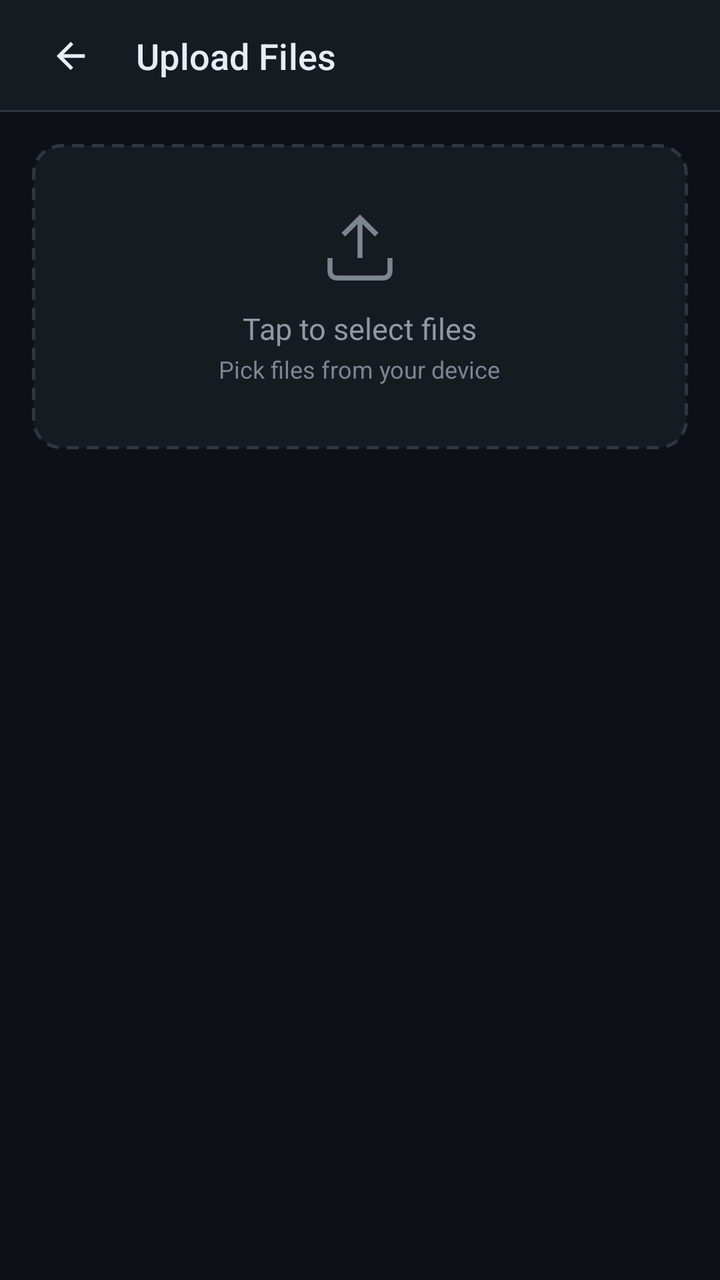
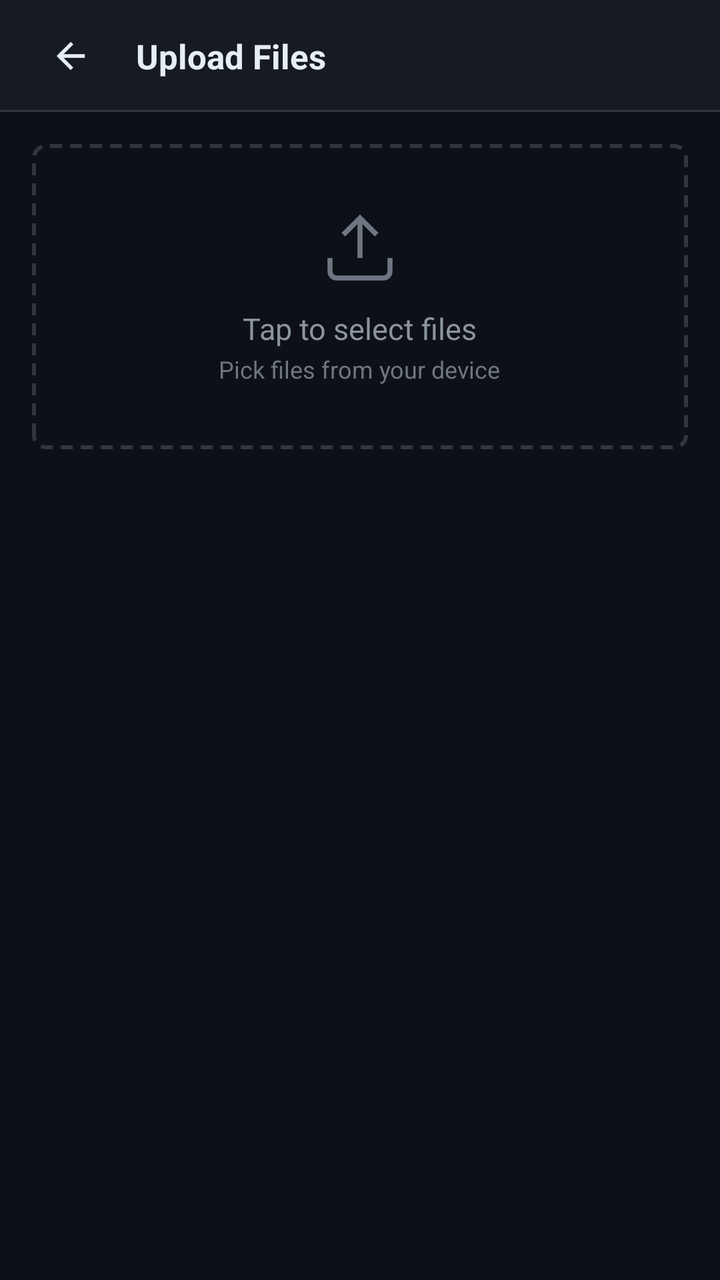

Compare the two renders of this Android layout. The source of the first and the diff that turns it into the second are given below.
<!-- AndroidManifest.xml: application theme Theme.ReleaseManager -->
<!-- res/layout/screen_upload.xml -->
<?xml version="1.0" encoding="utf-8"?>
<LinearLayout xmlns:android="http://schemas.android.com/apk/res/android"
    xmlns:app="http://schemas.android.com/apk/res-auto"
    android:id="@+id/screenUpload"
    android:layout_width="match_parent"
    android:layout_height="match_parent"
    android:background="@color/bg"
    android:orientation="vertical">

    <LinearLayout
        android:layout_width="match_parent"
        android:layout_height="56dp"
        android:background="@drawable/bg_topbar"
        android:gravity="center_vertical"
        android:orientation="horizontal"
        android:paddingStart="16dp"
        android:paddingEnd="16dp">

        <ImageButton
            android:id="@+id/btnBack"
            style="@style/App.IconButton"
            android:layout_width="40dp"
            android:layout_height="40dp"
            android:contentDescription="Back"
            android:src="@drawable/ic_arrow_back" />

        <TextView
            android:id="@+id/textTitle"
            style="@style/App.TopbarTitle"
            android:layout_width="0dp"
            android:layout_height="wrap_content"
            android:layout_marginStart="12dp"
            android:layout_weight="1"
            android:text="Upload Files" />
    </LinearLayout>

    <ScrollView
        android:layout_width="match_parent"
        android:layout_height="0dp"
        android:layout_weight="1">

        <LinearLayout
            android:layout_width="match_parent"
            android:layout_height="wrap_content"
            android:orientation="vertical"
            android:padding="16dp">

            <LinearLayout
                android:id="@+id/dropZone"
                android:layout_width="match_parent"
                android:layout_height="wrap_content"
                android:layout_marginBottom="16dp"
                android:background="@drawable/bg_upload_zone"
                android:clickable="true"
                android:focusable="true"
                android:gravity="center"
                android:orientation="vertical"
                android:paddingStart="20dp"
                android:paddingTop="32dp"
                android:paddingEnd="20dp"
                android:paddingBottom="32dp">

                <ImageView
                    android:layout_width="40dp"
                    android:layout_height="40dp"
                    android:layout_marginBottom="10dp"
                    android:importantForAccessibility="no"
                    android:src="@drawable/ic_upload_zone"
                    android:tint="@color/text_dim" />

                <TextView
                    android:id="@+id/textZone"
                    android:layout_width="wrap_content"
                    android:layout_height="wrap_content"
                    android:text="Tap to select files"
                    android:textColor="@color/text_muted"
                    android:textSize="15sp" />

                <TextView
                    android:id="@+id/textZoneSub"
                    android:layout_width="wrap_content"
                    android:layout_height="wrap_content"
                    android:layout_marginTop="2dp"
                    android:text="Pick files from your device"
                    android:textColor="@color/text_dim"
                    android:textSize="12sp" />
            </LinearLayout>

            <LinearLayout
                android:id="@+id/fileListContainer"
                android:layout_width="match_parent"
                android:layout_height="wrap_content"
                android:layout_marginBottom="16dp"
                android:orientation="vertical"
                android:visibility="gone" />

            <LinearLayout
                android:id="@+id/progressGroup"
                android:layout_width="match_parent"
                android:layout_height="wrap_content"
                android:orientation="vertical"
                android:visibility="gone">

                <LinearLayout
                    android:layout_width="match_parent"
                    android:layout_height="wrap_content"
                    android:layout_marginBottom="16dp"
                    android:background="@drawable/bg_card"
                    android:orientation="vertical"
                    android:padding="16dp">

                    <LinearLayout
                        android:layout_width="match_parent"
                        android:layout_height="wrap_content"
                        android:layout_marginBottom="12dp"
                        android:gravity="center_vertical"
                        android:orientation="horizontal">

                        <TextView
                            android:id="@+id/textProgressLabel1"
                            android:layout_width="0dp"
                            android:layout_height="wrap_content"
                            android:layout_weight="1"
                            android:ellipsize="end"
                            android:maxLines="2"
                            android:text="Reading files"
                            android:textColor="@color/text_muted"
                            android:textSize="13sp" />

                        <TextView
                            android:id="@+id/textProgressPercent"
                            android:layout_width="wrap_content"
                            android:layout_height="wrap_content"
                            android:layout_marginStart="12dp"
                            android:fontFamily="sans-serif-medium"
                            android:textColor="@color/accent"
                            android:textSize="14sp" />
                    </LinearLayout>

                    <ProgressBar
                        android:id="@+id/progress1"
                        style="?android:attr/progressBarStyleHorizontal"
                        android:layout_width="match_parent"
                        android:layout_height="6dp"
                        android:indeterminateTint="@color/brand_end"
                        android:indeterminateTintMode="src_in"
                        android:max="100"
                        android:progressDrawable="@drawable/progress_bar" />
                </LinearLayout>

                <TextView
                    android:id="@+id/textProgressLabel2"
                    android:layout_width="match_parent"
                    android:layout_height="wrap_content"
                    android:layout_marginBottom="6dp"
                    android:text="Uploading to GitHub"
                    android:textColor="@color/text_dim"
                    android:textSize="12sp"
                    android:visibility="gone" />

                <ProgressBar
                    android:id="@+id/progress2"
                    style="?android:attr/progressBarStyleHorizontal"
                    android:layout_width="match_parent"
                    android:layout_height="4dp"
                    android:layout_marginBottom="16dp"
                    android:max="100"
                    android:progressDrawable="@drawable/progress_bar_success"
                    android:visibility="gone" />
            </LinearLayout>

            <LinearLayout
                android:id="@+id/commitWrap"
                android:layout_width="match_parent"
                android:layout_height="wrap_content"
                android:background="@drawable/bg_divider_top"
                android:orientation="vertical"
                android:paddingTop="17dp"
                android:visibility="gone">

                <TextView
                    style="@style/App.FieldLabel"
                    android:layout_width="match_parent"
                    android:layout_height="wrap_content"
                    android:layout_marginBottom="6dp"
                    android:text="Commit message" />

                <EditText
                    android:id="@+id/inputCommitMsg"
                    style="@style/App.Input"
                    android:layout_width="match_parent"
                    android:layout_height="wrap_content"
                    android:importantForAutofill="no"
                    android:inputType="text"
                    android:singleLine="true" />
            </LinearLayout>

            <com.google.android.material.button.MaterialButton
                android:id="@+id/btnDoUpload"
                style="@style/Widget.App.Button"
                android:layout_width="match_parent"
                android:layout_height="wrap_content"
                android:layout_marginTop="16dp"
                android:text="Upload"
                android:visibility="gone"
                app:icon="@drawable/ic_upload" />
        </LinearLayout>
    </ScrollView>
</LinearLayout>
<!-- resources referenced by this layout -->
<resources>
  <color name="accent">#C9D1D9</color>
  <color name="brand_end">#3FB950</color>
  <color name="text_dim">#7D8590</color>
  <color name="text_muted">#9198A1</color>
  <!-- drawable bg_card (drawable) -->
  <?xml version="1.0" encoding="utf-8"?>
  <shape xmlns:android="http://schemas.android.com/apk/res/android" android:shape="rectangle">
      <solid android:color="@color/surface" />
      <stroke android:width="1dp" android:color="@color/border" />
      <corners android:radius="18dp" />
  </shape>
  <!-- drawable bg_upload_zone (drawable) -->
  <?xml version="1.0" encoding="utf-8"?>
  <shape xmlns:android="http://schemas.android.com/apk/res/android"
      android:shape="rectangle">
      <solid android:color="@color/surface" />
      <stroke
          android:width="1.5dp"
          android:color="@color/border"
          android:dashWidth="6dp"
          android:dashGap="4dp" />
      <corners android:radius="14dp" />
  </shape>
  <!-- drawable progress_bar (drawable) -->
  <?xml version="1.0" encoding="utf-8"?>
  <layer-list xmlns:android="http://schemas.android.com/apk/res/android">
      <item android:id="@android:id/background">
          <shape android:shape="rectangle">
              <solid android:color="@color/border" />
              <corners android:radius="6dp" />
          </shape>
      </item>
      <item android:id="@android:id/progress">
          <clip>
              <shape android:shape="rectangle">
                  <gradient
                      android:angle="0"
                      android:endColor="@color/brand_end"
                      android:startColor="@color/brand_start" />
                  <corners android:radius="6dp" />
              </shape>
          </clip>
      </item>
  </layer-list>
  <!-- drawable progress_bar_success (drawable) -->
  <?xml version="1.0" encoding="utf-8"?>
  <layer-list xmlns:android="http://schemas.android.com/apk/res/android">
      <item android:id="@android:id/background">
          <shape android:shape="rectangle">
              <solid android:color="@color/border" />
              <corners android:radius="4dp" />
          </shape>
      </item>
      <item android:id="@android:id/progress">
          <clip>
              <shape android:shape="rectangle">
                  <solid android:color="@color/success" />
                  <corners android:radius="4dp" />
              </shape>
          </clip>
      </item>
  </layer-list>
  <style name="App.FieldLabel" parent="">
          <item name="android:textColor">@color/text_muted</item>
          <item name="android:textSize">13sp</item>
          <item name="android:fontFamily">sans-serif-medium</item>
          <item name="android:letterSpacing">0.01</item>
      </style>
  <style name="App.Input" parent="">
          <item name="android:background">@drawable/bg_input</item>
          <item name="android:paddingStart">14dp</item>
          <item name="android:paddingEnd">14dp</item>
          <item name="android:paddingTop">12dp</item>
          <item name="android:paddingBottom">12dp</item>
          <item name="android:textColor">@color/text_primary</item>
          <item name="android:textColorHint">@color/text_dim</item>
          <item name="android:textSize">15sp</item>
      </style>
  <style name="App.TopbarTitle" parent="">
          <item name="android:textColor">@color/text_primary</item>
          <item name="android:textSize">18sp</item>
          <item name="android:fontFamily">sans-serif-medium</item>
          <item name="android:letterSpacing">0.005</item>
          <item name="android:singleLine">true</item>
          <item name="android:ellipsize">end</item>
      </style>
  <style name="Widget.App.Button" parent="Widget.MaterialComponents.Button">
          <item name="android:textAllCaps">false</item>
          <item name="android:textSize">15sp</item>
          <item name="android:fontFamily">sans-serif-medium</item>
          <item name="android:letterSpacing">0</item>
          <item name="android:textColor">@color/white</item>
          <item name="android:minHeight">48dp</item>
          <item name="android:insetTop">0dp</item>
          <item name="android:insetBottom">0dp</item>
          <item name="android:paddingStart">20dp</item>
          <item name="android:paddingEnd">20dp</item>
          <item name="backgroundTint">@color/accent_emphasis</item>
          <item name="rippleColor">@color/accent_pressed</item>
          <item name="cornerRadius">12dp</item>
          <item name="iconTint">@color/white</item>
          <item name="iconGravity">textStart</item>
          <item name="iconPadding">6dp</item>
          <item name="iconSize">18dp</item>
      </style>
  <style name="Theme.ReleaseManager" parent="Theme.MaterialComponents.NoActionBar">
          <item name="colorPrimary">@color/accent</item>
          <item name="colorPrimaryVariant">@color/accent</item>
          <item name="colorOnPrimary">@color/bg</item>
          <item name="colorSecondary">@color/success</item>
          <item name="colorOnSecondary">@color/white</item>
          <item name="colorSurface">@color/surface</item>
          <item name="colorOnSurface">@color/text_primary</item>
          <item name="colorError">@color/danger</item>
  
          
          <item name="colorAccent">@color/accent</item>
          <item name="colorControlActivated">@color/accent</item>
          <item name="colorControlNormal">@color/text_muted</item>
          <item name="colorControlHighlight">@color/border</item>
          <item name="colorBackgroundFloating">@color/surface</item>
  
          <item name="android:textColorPrimary">@color/text_primary</item>
          <item name="android:textColorSecondary">@color/text_muted</item>
          <item name="android:textColorHint">@color/text_dim</item>
          <item name="android:colorBackground">@color/bg</item>
  
          
          <item name="android:statusBarColor">@color/surface</item>
          <item name="android:navigationBarColor">@color/bg</item>
          <item name="android:windowBackground">@color/bg</item>
          <item name="android:windowLightStatusBar">false</item>
  
          <item name="materialButtonStyle">@style/Widget.App.Button</item>
      </style>
  <color name="brand_start">#238636</color>
  <!-- drawable bg_icon_btn (drawable) -->
  <?xml version="1.0" encoding="utf-8"?>
  <ripple xmlns:android="http://schemas.android.com/apk/res/android"
      android:color="@color/border">
      <item android:id="@android:id/mask">
          <shape android:shape="rectangle">
              <solid android:color="@color/white" />
              <corners android:radius="12dp" />
          </shape>
      </item>
  </ripple>
  <!-- drawable bg_input (drawable) -->
  <?xml version="1.0" encoding="utf-8"?>
  <selector xmlns:android="http://schemas.android.com/apk/res/android">
      <item android:state_focused="true">
          <shape android:shape="rectangle">
              <solid android:color="@color/surface" />
              <stroke android:width="1dp" android:color="@color/accent" />
              <corners android:radius="10dp" />
          </shape>
      </item>
      <item>
          <shape android:shape="rectangle">
              <solid android:color="@color/surface" />
              <stroke android:width="1dp" android:color="@color/border" />
              <corners android:radius="10dp" />
          </shape>
      </item>
  </selector>
  <color name="accent_emphasis">#238636</color>
  <color name="accent_pressed">#2EA043</color>
  <!-- unchanged entries left out for length: 13 -->
</resources>

<!-- the commit's change to res/layout/screen_upload.xml (unified diff, before → after) -->
@@ -101,52 +101,23 @@
                 android:orientation="vertical"
                 android:visibility="gone">
 
-                <LinearLayout
+                <TextView
+                    android:id="@+id/textProgressLabel1"
                     android:layout_width="match_parent"
                     android:layout_height="wrap_content"
+                    android:layout_marginBottom="6dp"
+                    android:text="Reading files"
+                    android:textColor="@color/text_dim"
+                    android:textSize="12sp" />
+
+                <ProgressBar
+                    android:id="@+id/progress1"
+                    style="?android:attr/progressBarStyleHorizontal"
+                    android:layout_width="match_parent"
+                    android:layout_height="4dp"
                     android:layout_marginBottom="16dp"
-                    android:background="@drawable/bg_card"
-                    android:orientation="vertical"
-                    android:padding="16dp">
-
-                    <LinearLayout
-                        android:layout_width="match_parent"
-                        android:layout_height="wrap_content"
-                        android:layout_marginBottom="12dp"
-                        android:gravity="center_vertical"
-                        android:orientation="horizontal">
-
-                        <TextView
-                            android:id="@+id/textProgressLabel1"
-                            android:layout_width="0dp"
-                            android:layout_height="wrap_content"
-                            android:layout_weight="1"
-                            android:ellipsize="end"
-                            android:maxLines="2"
-                            android:text="Reading files"
-                            android:textColor="@color/text_muted"
-                            android:textSize="13sp" />
-
-                        <TextView
-                            android:id="@+id/textProgressPercent"
-                            android:layout_width="wrap_content"
-                            android:layout_height="wrap_content"
-                            android:layout_marginStart="12dp"
-                            android:fontFamily="sans-serif-medium"
-                            android:textColor="@color/accent"
-                            android:textSize="14sp" />
-                    </LinearLayout>
-
-                    <ProgressBar
-                        android:id="@+id/progress1"
-                        style="?android:attr/progressBarStyleHorizontal"
-                        android:layout_width="match_parent"
-                        android:layout_height="6dp"
-                        android:indeterminateTint="@color/brand_end"
-                        android:indeterminateTintMode="src_in"
-                        android:max="100"
-                        android:progressDrawable="@drawable/progress_bar" />
-                </LinearLayout>
+                    android:max="100"
+                    android:progressDrawable="@drawable/progress_bar" />
 
                 <TextView
                     android:id="@+id/textProgressLabel2"
<!-- resource entries referenced after the edit -->
@@ -1,27 +1,19 @@
 <!-- resources referenced by this layout -->
 <resources>
-  <color name="accent">#C9D1D9</color>
-  <color name="brand_end">#3FB950</color>
-  <color name="text_dim">#7D8590</color>
-  <color name="text_muted">#9198A1</color>
-  <!-- drawable bg_card (drawable) -->
-  <?xml version="1.0" encoding="utf-8"?>
-  <shape xmlns:android="http://schemas.android.com/apk/res/android" android:shape="rectangle">
-      <solid android:color="@color/surface" />
-      <stroke android:width="1dp" android:color="@color/border" />
-      <corners android:radius="18dp" />
-  </shape>
+  <color name="accent">#58A6FF</color>
+  <color name="text_dim">#6E7681</color>
+  <color name="text_muted">#8B949E</color>
   <!-- drawable bg_upload_zone (drawable) -->
   <?xml version="1.0" encoding="utf-8"?>
   <shape xmlns:android="http://schemas.android.com/apk/res/android"
       android:shape="rectangle">
-      <solid android:color="@color/surface" />
+      <solid android:color="@color/transparent" />
       <stroke
-          android:width="1.5dp"
+          android:width="2dp"
           android:color="@color/border"
           android:dashWidth="6dp"
           android:dashGap="4dp" />
-      <corners android:radius="14dp" />
+      <corners android:radius="6dp" />
   </shape>
   <!-- drawable progress_bar (drawable) -->
   <?xml version="1.0" encoding="utf-8"?>
@@ -29,17 +21,14 @@
       <item android:id="@android:id/background">
           <shape android:shape="rectangle">
               <solid android:color="@color/border" />
-              <corners android:radius="6dp" />
+              <corners android:radius="2dp" />
           </shape>
       </item>
       <item android:id="@android:id/progress">
           <clip>
               <shape android:shape="rectangle">
-                  <gradient
-                      android:angle="0"
-                      android:endColor="@color/brand_end"
-                      android:startColor="@color/brand_start" />
-                  <corners android:radius="6dp" />
+                  <solid android:color="@color/accent" />
+                  <corners android:radius="2dp" />
               </shape>
           </clip>
       </item>
@@ -50,14 +39,14 @@
       <item android:id="@android:id/background">
           <shape android:shape="rectangle">
               <solid android:color="@color/border" />
-              <corners android:radius="4dp" />
+              <corners android:radius="2dp" />
           </shape>
       </item>
       <item android:id="@android:id/progress">
           <clip>
               <shape android:shape="rectangle">
                   <solid android:color="@color/success" />
-                  <corners android:radius="4dp" />
+                  <corners android:radius="2dp" />
               </shape>
           </clip>
       </item>
@@ -66,23 +55,21 @@
           <item name="android:textColor">@color/text_muted</item>
           <item name="android:textSize">13sp</item>
           <item name="android:fontFamily">sans-serif-medium</item>
-          <item name="android:letterSpacing">0.01</item>
       </style>
   <style name="App.Input" parent="">
           <item name="android:background">@drawable/bg_input</item>
           <item name="android:paddingStart">14dp</item>
           <item name="android:paddingEnd">14dp</item>
-          <item name="android:paddingTop">12dp</item>
-          <item name="android:paddingBottom">12dp</item>
+          <item name="android:paddingTop">10dp</item>
+          <item name="android:paddingBottom">10dp</item>
           <item name="android:textColor">@color/text_primary</item>
           <item name="android:textColorHint">@color/text_dim</item>
           <item name="android:textSize">15sp</item>
       </style>
   <style name="App.TopbarTitle" parent="">
           <item name="android:textColor">@color/text_primary</item>
-          <item name="android:textSize">18sp</item>
-          <item name="android:fontFamily">sans-serif-medium</item>
-          <item name="android:letterSpacing">0.005</item>
+          <item name="android:textSize">17sp</item>
+          <item name="android:textStyle">bold</item>
           <item name="android:singleLine">true</item>
           <item name="android:ellipsize">end</item>
       </style>
@@ -92,14 +79,13 @@
           <item name="android:fontFamily">sans-serif-medium</item>
           <item name="android:letterSpacing">0</item>
           <item name="android:textColor">@color/white</item>
-          <item name="android:minHeight">48dp</item>
+          <item name="android:minHeight">44dp</item>
           <item name="android:insetTop">0dp</item>
           <item name="android:insetBottom">0dp</item>
           <item name="android:paddingStart">20dp</item>
           <item name="android:paddingEnd">20dp</item>
-          <item name="backgroundTint">@color/accent_emphasis</item>
-          <item name="rippleColor">@color/accent_pressed</item>
-          <item name="cornerRadius">12dp</item>
+          <item name="backgroundTint">@color/accent</item>
+          <item name="cornerRadius">6dp</item>
           <item name="iconTint">@color/white</item>
           <item name="iconGravity">textStart</item>
           <item name="iconPadding">6dp</item>
@@ -108,7 +94,7 @@
   <style name="Theme.ReleaseManager" parent="Theme.MaterialComponents.NoActionBar">
           <item name="colorPrimary">@color/accent</item>
           <item name="colorPrimaryVariant">@color/accent</item>
-          <item name="colorOnPrimary">@color/bg</item>
+          <item name="colorOnPrimary">@color/white</item>
           <item name="colorSecondary">@color/success</item>
           <item name="colorOnSecondary">@color/white</item>
           <item name="colorSurface">@color/surface</item>
@@ -135,7 +121,7 @@
   
           <item name="materialButtonStyle">@style/Widget.App.Button</item>
       </style>
-  <color name="brand_start">#238636</color>
+  <color name="transparent">#00000000</color>
   <!-- drawable bg_icon_btn (drawable) -->
   <?xml version="1.0" encoding="utf-8"?>
   <ripple xmlns:android="http://schemas.android.com/apk/res/android"
@@ -143,7 +129,7 @@
       <item android:id="@android:id/mask">
           <shape android:shape="rectangle">
               <solid android:color="@color/white" />
-              <corners android:radius="12dp" />
+              <corners android:radius="6dp" />
           </shape>
       </item>
   </ripple>
@@ -154,19 +140,17 @@
           <shape android:shape="rectangle">
               <solid android:color="@color/surface" />
               <stroke android:width="1dp" android:color="@color/accent" />
-              <corners android:radius="10dp" />
+              <corners android:radius="6dp" />
           </shape>
       </item>
       <item>
           <shape android:shape="rectangle">
               <solid android:color="@color/surface" />
               <stroke android:width="1dp" android:color="@color/border" />
-              <corners android:radius="10dp" />
+              <corners android:radius="6dp" />
           </shape>
       </item>
   </selector>
-  <color name="accent_emphasis">#238636</color>
-  <color name="accent_pressed">#2EA043</color>
   <!-- unchanged entries left out for length: 13 -->
 </resources>
 
